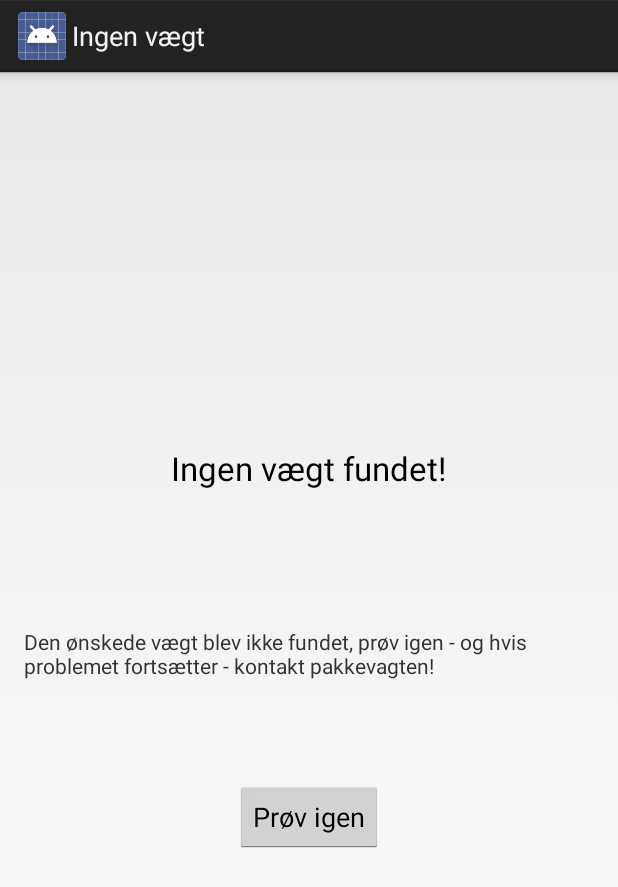
After one commit to 418Teapot/pdp, an Android app: the NoWeightFound screen opened directly, with no data from a screen before it, on a phone screen of 412 x 824 dp. The commit adds this screen. Shown: the top 887 px of the screen. Run offline under Robolectric (Android 15) with nearby library versions, the phone set to English and light mode, and no system bars.

Commit message:
App is almost done - more userfriendly, and does the required checks with the webservice

```diff
--- /dev/null
+++ b/OCONN_android_app/app/src/main/java/dk/http418/oconn/NoWeightFound.java
@@ -0,0 +1,56 @@
+package dk.http418.oconn;
+
+import android.app.Activity;
+import android.content.Intent;
+import android.os.Bundle;
+import android.view.Menu;
+import android.view.MenuItem;
+import android.view.View;
+import android.widget.Button;
+
+
+public class NoWeightFound extends Activity {
+
+    @Override
+    protected void onCreate(Bundle savedInstanceState) {
+        super.onCreate(savedInstanceState);
+        setContentView(R.layout.activity_no_weight_found);
+
+        getActionBar().setTitle("Ingen vægt");
+
+        Button retryBtn = (Button) findViewById(R.id.noW_retry_closeBtn);
+        if(retryBtn != null){
+            retryBtn.setOnClickListener(new View.OnClickListener() {
+                @Override
+                public void onClick(View view) {
+                    Intent retryI = new Intent(getApplicationContext(), LoginActivity.class);
+                    startActivity(retryI);
+                    finish();
+                }
+            });
+        }
+
+    }
+
+    @Override
+    public boolean onCreateOptionsMenu(Menu menu) {
+        // Inflate the menu; this adds items to the action bar if it is present.
+        //getMenuInflater().inflate(R.menu.menu_no_weight_found, menu);
+        return true;
+    }
+
+    @Override
+    public boolean onOptionsItemSelected(MenuItem item) {
+        // Handle action bar item clicks here. The action bar will
+        // automatically handle clicks on the Home/Up button, so long
+        // as you specify a parent activity in AndroidManifest.xml.
+        int id = item.getItemId();
+
+        //noinspection SimplifiableIfStatement
+        if (id == R.id.action_settings) {
+            return true;
+        }
+
+        return super.onOptionsItemSelected(item);
+    }
+}
--- a/OCONN_android_app/app/src/main/java/dk/http418/oconn/ScanWeight.java
+++ b/OCONN_android_app/app/src/main/java/dk/http418/oconn/ScanWeight.java
@@ -155,9 +155,10 @@ public class ScanWeight extends Activity {
                         System.out.println("HELL YEAH!");
                         barcodeScanned = true;
 
-
+                        String usern = getIntent().getStringExtra("loggedUser");
                         Intent intent = new Intent(getApplicationContext(), Main.class);
                         intent.putExtra("devName", res.substring(6, res.length()));
+                        intent.putExtra("loggedUser", usern);
                         startActivity(intent);
                         finish();
 
--- a/OCONN_android_app/app/src/main/java/dk/http418/oconn/SelectVeggie.java
+++ b/OCONN_android_app/app/src/main/java/dk/http418/oconn/SelectVeggie.java
@@ -4,6 +4,7 @@ import java.util.ArrayList;
 
 import android.app.Activity;
 
+import android.bluetooth.BluetoothGattCharacteristic;
 import android.content.Context;
 import android.content.Intent;
 import android.content.SharedPreferences;
@@ -28,7 +29,6 @@ public class SelectVeggie extends Activity {
 	private ListView lv = null;
 	private String mDeviceName;
 	private String mDeviceAddress;
-
 
 	private VeggieAdapter v_adapter;
 	private ArrayList<Veggie> vegetables;
@@ -149,7 +149,7 @@ public class SelectVeggie extends Activity {
 	public boolean onOptionsItemSelected(MenuItem item) {
 		if (item.getItemId() == android.R.id.home) {
 
-			System.exit(0);
+			//System.exit(0);
 		}
 
 		if(item.getItemId() == R.id.logout) {
--- /dev/null
+++ b/OCONN_android_app/app/src/main/res/layout/activity_no_weight_found.xml
@@ -0,0 +1,36 @@
+<RelativeLayout xmlns:android="http://schemas.android.com/apk/res/android"
+    xmlns:tools="http://schemas.android.com/tools" android:layout_width="match_parent"
+    android:layout_height="match_parent" android:paddingLeft="@dimen/activity_horizontal_margin"
+    android:paddingRight="@dimen/activity_horizontal_margin"
+    android:paddingTop="@dimen/activity_vertical_margin"
+    android:paddingBottom="@dimen/activity_vertical_margin"
+    tools:context="dk.http418.oconn.NoWeightFound">
+
+    <TextView
+        android:layout_width="wrap_content"
+        android:layout_height="wrap_content"
+        android:textAppearance="?android:attr/textAppearanceLarge"
+        android:text="Ingen vægt fundet!"
+        android:id="@+id/noWtxt"
+        android:layout_above="@+id/noWtxt2"
+        android:layout_centerHorizontal="true"
+        android:layout_marginBottom="91dp" />
+
+    <TextView
+        android:layout_width="wrap_content"
+        android:layout_height="wrap_content"
+        android:textAppearance="?android:attr/textAppearanceSmall"
+        android:text="Den ønskede vægt blev ikke fundet, prøv igen - og hvis problemet fortsætter - kontakt pakkevagten!"
+        android:id="@+id/noWtxt2"
+        android:layout_centerVertical="true"
+        android:layout_alignParentStart="true" />
+
+    <Button
+        android:layout_width="wrap_content"
+        android:layout_height="wrap_content"
+        android:text="Prøv igen"
+        android:id="@+id/noW_retry_closeBtn"
+        android:layout_below="@+id/noWtxt2"
+        android:layout_centerHorizontal="true"
+        android:layout_marginTop="67dp" />
+</RelativeLayout>
--- /dev/null
+++ b/OCONN_android_app/app/src/main/res/menu/menu_no_weight_found.xml
@@ -0,0 +1,5 @@
+<menu xmlns:android="http://schemas.android.com/apk/res/android"
+    xmlns:tools="http://schemas.android.com/tools" tools:context="dk.http418.oconn.NoWeightFound">
+    <item android:id="@+id/action_settings" android:title="@string/action_settings"
+        android:orderInCategory="100" android:showAsAction="never" />
+</menu>
--- /dev/null
+++ b/OCONN_android_app/app/src/main/res/menu/menu_not_allowed.xml
@@ -0,0 +1,5 @@
+<menu xmlns:android="http://schemas.android.com/apk/res/android"
+    xmlns:tools="http://schemas.android.com/tools" tools:context="dk.http418.oconn.NotAllowed">
+    <item android:id="@+id/action_settings" android:title="@string/action_settings"
+        android:orderInCategory="100" android:showAsAction="never" />
+</menu>
--- a/OCONN_android_app/app/src/main/res/values/strings.xml
+++ b/OCONN_android_app/app/src/main/res/values/strings.xml
@@ -14,6 +14,8 @@
     <string name="checkout">Check ud</string>
     <string name="hello_world">Hello world!</string>
     <string name="title_activity_scan_weight">Skan Vægt</string>
+    <string name="title_activity_not_allowed">NotAllowed</string>
+    <string name="title_activity_no_weight_found">NoWeightFound</string>
 
 
 </resources>
```
Also changed, not shown: OCONN_android_app/app/src/main/AndroidManifest.xml (+14 -1 lines), OCONN_android_app/app/src/main/java/dk/http418/oconn/GetPickup.java (added, +33 -0 lines), OCONN_android_app/app/src/main/java/dk/http418/oconn/LoginActivity.java (+5 -2 lines), OCONN_android_app/app/src/main/java/dk/http418/oconn/Main.java (+36 -8 lines), OCONN_android_app/app/src/main/java/dk/http418/oconn/NotAllowed.java (added, +54 -0 lines), OCONN_android_app/app/src/main/java/dk/http418/oconn/VeggieWeight.java (+64 -2 lines), OCONN_android_app/app/src/main/res/layout/activity_not_allowed.xml (added, +36 -0 lines), OCONN_android_app/app/src/main/res/layout/main.xml (+11 -3 lines), 199 other files.
